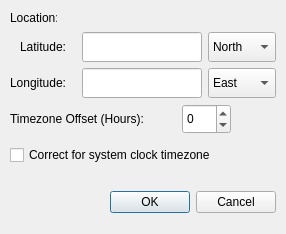
First picture: the form in QtSsLocationDialog.ui, repository mairda/QtSunsetter, before the edit.
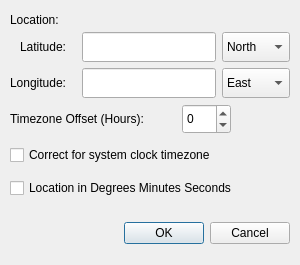
Second picture: the form after the edit.

Commit message: Modified UI to support lat/lon in degrees, minutes, seconds or floating point degrees. Modified graphical view rendering to use ellipse math.

Patch:
```diff
--- a/QtSsLocationDialog.ui
+++ b/QtSsLocationDialog.ui
@@ -9,8 +9,8 @@
    <rect>
     <x>0</x>
     <y>0</y>
-    <width>286</width>
-    <height>234</height>
+    <width>300</width>
+    <height>265</height>
    </rect>
   </property>
   <property name="windowTitle">
@@ -20,8 +20,8 @@
    <property name="geometry">
     <rect>
      <x>10</x>
-     <y>182</y>
-     <width>266</width>
+     <y>213</y>
+     <width>280</width>
      <height>41</height>
     </rect>
    </property>
@@ -37,8 +37,8 @@
     <rect>
      <x>10</x>
      <y>10</y>
-     <width>47</width>
-     <height>16</height>
+     <width>61</width>
+     <height>19</height>
     </rect>
    </property>
    <property name="text">
@@ -63,7 +63,7 @@
     <rect>
      <x>82</x>
      <y>68</y>
-     <width>120</width>
+     <width>134</width>
      <height>30</height>
     </rect>
    </property>
@@ -92,7 +92,7 @@
     <rect>
      <x>82</x>
      <y>32</y>
-     <width>120</width>
+     <width>134</width>
      <height>30</height>
     </rect>
    </property>
@@ -106,7 +106,7 @@
   <widget class="QComboBox" name="latDirection">
    <property name="geometry">
     <rect>
-     <x>208</x>
+     <x>222</x>
      <y>32</y>
      <width>68</width>
      <height>30</height>
@@ -126,7 +126,7 @@
   <widget class="QComboBox" name="longDirection">
    <property name="geometry">
     <rect>
-     <x>208</x>
+     <x>222</x>
      <y>68</y>
      <width>68</width>
      <height>30</height>
@@ -188,6 +188,19 @@
     <string>Correct for system clock timezone</string>
    </property>
   </widget>
+  <widget class="QCheckBox" name="showLocationInDMS">
+   <property name="geometry">
+    <rect>
+     <x>10</x>
+     <y>176</y>
+     <width>277</width>
+     <height>24</height>
+    </rect>
+   </property>
+   <property name="text">
+    <string>Location in Degrees Minutes Seconds</string>
+   </property>
+  </widget>
  </widget>
  <tabstops>
   <tabstop>latitude</tabstop>
```
The commit also changes 7 other files.
